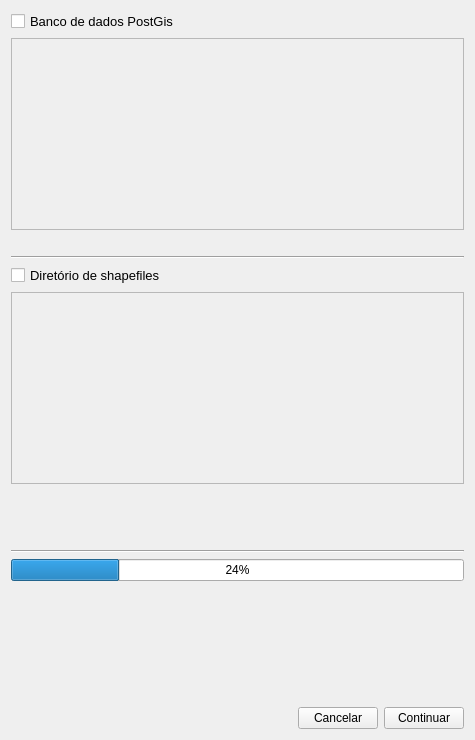
Old version of the form screens/select_databases.ui in the repository spuhub/prisma.
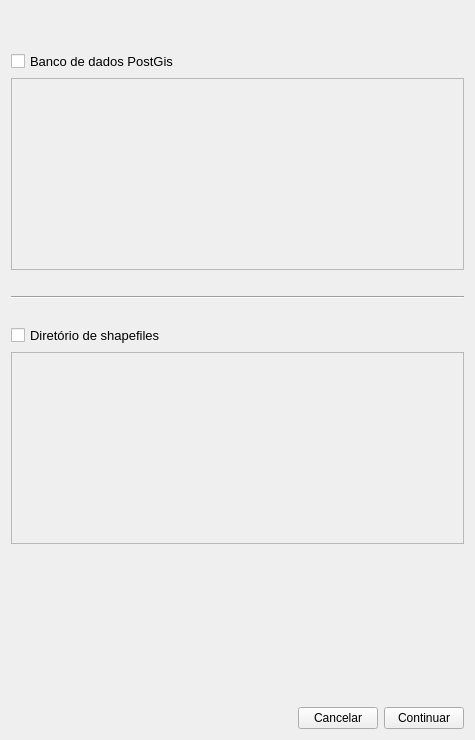
New version of the form.

What changed in the file:
```diff
--- a/screens/select_databases.ui
+++ b/screens/select_databases.ui
@@ -16,6 +16,32 @@
   <layout class="QVBoxLayout" name="verticalLayout_2">
    <item>
     <layout class="QVBoxLayout" name="verticalLayout">
+     <item>
+      <spacer name="horizontalSpacer_5">
+       <property name="orientation">
+        <enum>Qt::Horizontal</enum>
+       </property>
+       <property name="sizeHint" stdset="0">
+        <size>
+         <width>40</width>
+         <height>20</height>
+        </size>
+       </property>
+      </spacer>
+     </item>
+     <item>
+      <spacer name="horizontalSpacer_3">
+       <property name="orientation">
+        <enum>Qt::Horizontal</enum>
+       </property>
+       <property name="sizeHint" stdset="0">
+        <size>
+         <width>40</width>
+         <height>20</height>
+        </size>
+       </property>
+      </spacer>
+     </item>
      <item>
       <widget class="QCheckBox" name="check_bd">
        <property name="font">
@@ -58,6 +84,19 @@
        </property>
       </widget>
      </item>
+     <item>
+      <spacer name="horizontalSpacer">
+       <property name="orientation">
+        <enum>Qt::Horizontal</enum>
+       </property>
+       <property name="sizeHint" stdset="0">
+        <size>
+         <width>40</width>
+         <height>20</height>
+        </size>
+       </property>
+      </spacer>
+     </item>
      <item>
       <widget class="QCheckBox" name="check_shp">
        <property name="font">
@@ -110,46 +149,6 @@
      </property>
     </spacer>
    </item>
-   <item>
-    <widget class="Line" name="line_2">
-     <property name="orientation">
-      <enum>Qt::Horizontal</enum>
-     </property>
-    </widget>
-   </item>
-   <item>
-    <widget class="QProgressBar" name="progressBar">
-     <property name="value">
-      <number>24</number>
-     </property>
-    </widget>
-   </item>
-   <item>
-    <spacer name="verticalSpacer">
-     <property name="orientation">
-      <enum>Qt::Vertical</enum>
-     </property>
-     <property name="sizeHint" stdset="0">
-      <size>
-       <width>20</width>
-       <height>8</height>
-      </size>
-     </property>
-    </spacer>
-   </item>
-   <item>
-    <spacer name="verticalSpacer_3">
-     <property name="orientation">
-      <enum>Qt::Vertical</enum>
-     </property>
-     <property name="sizeHint" stdset="0">
-      <size>
-       <width>20</width>
-       <height>40</height>
-      </size>
-     </property>
-    </spacer>
-   </item>
    <item>
     <layout class="QHBoxLayout" name="horizontalLayout_5">
      <item>
```
